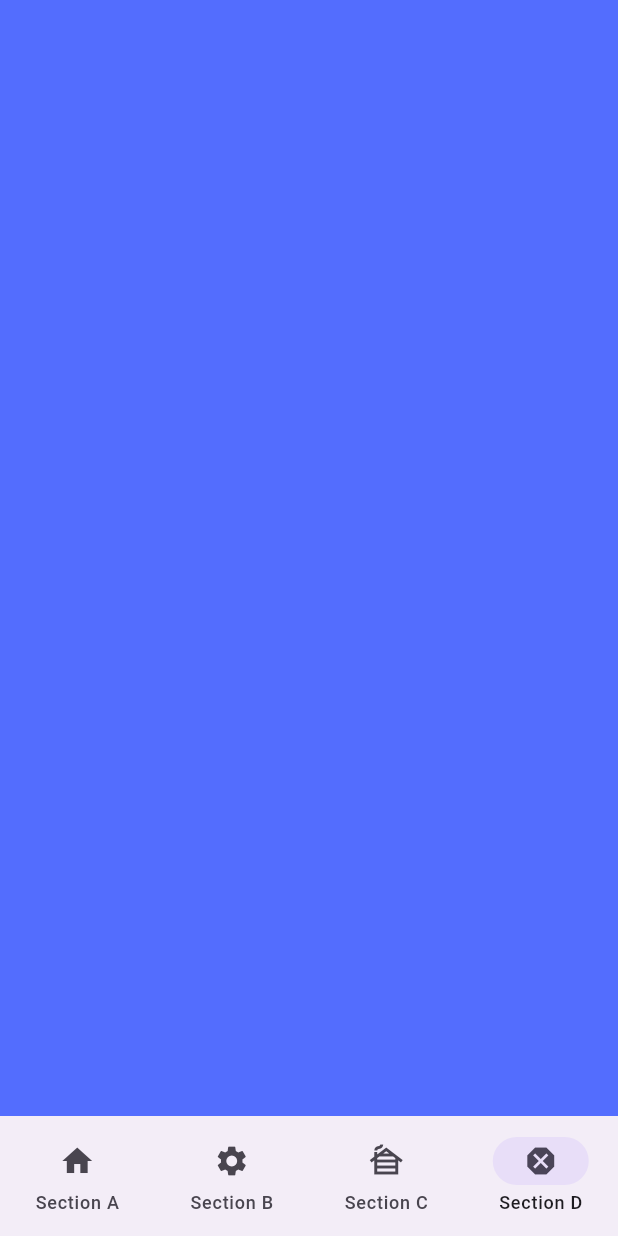
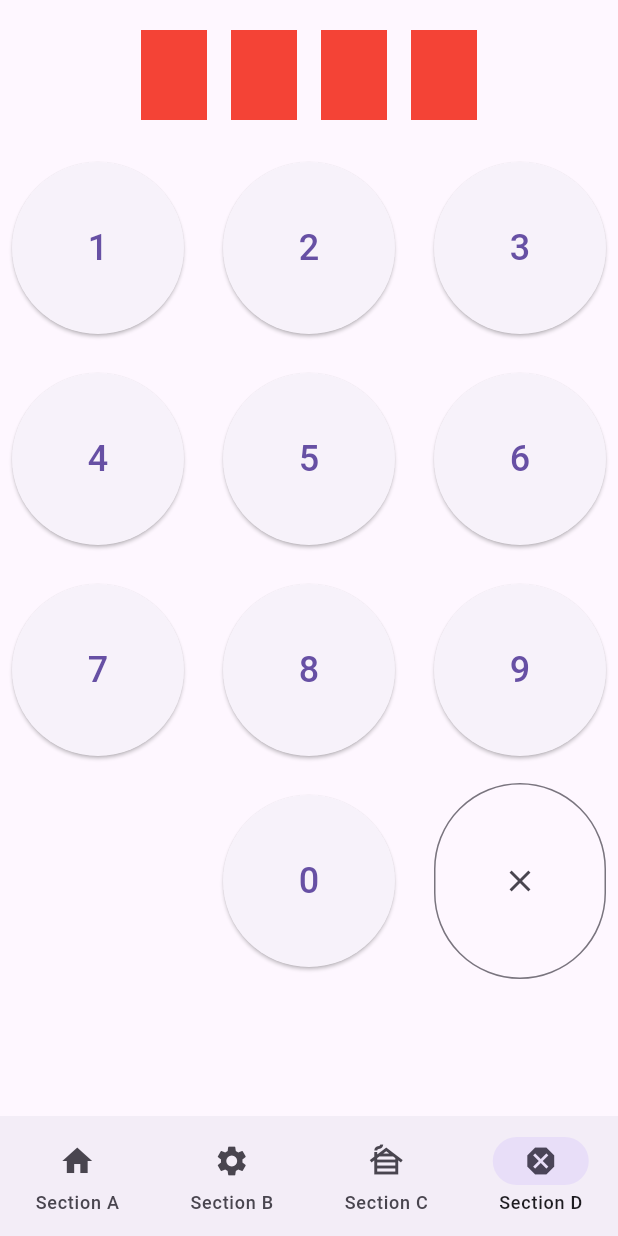
Before and after one commit to Ali-peu/kaspi_copy, a Flutter app: the screen it shows after launch, item 4 of the bottom bar chosen, on a phone screen of 412 x 824 dp. Run offline on Flutter 3.47's test engine with Material 3 defaults, Android fonts, the phone set to English and light mode, and no system bars; our stand-ins replace bloc, camera, equatable, flutter_bloc, flutter_secure_storage, go_router and 3 more.

Commit message:
local_pincode_main_func

```diff
--- a/lib/app/app.dart
+++ b/lib/app/app.dart
@@ -1,6 +1,9 @@
 import 'package:flutter/material.dart';
+import 'package:flutter_bloc/flutter_bloc.dart';
 import 'package:kaspi_copy/app/core/redux/app_redux.dart';
 import 'package:kaspi_copy/app/core/router.dart';
+import 'package:kaspi_copy/future/local_auth_screen/bloc/local_auth_bloc.dart';
+import 'package:kaspi_copy/future/local_auth_screen/repo/local_auth_repo.dart';
 import 'package:provider/provider.dart';
 import 'package:redux/redux.dart';
 
@@ -12,10 +15,17 @@ class App extends StatelessWidget {
   Widget build(BuildContext context) {
     return Provider(
       create: (context) => store,
-      child: MaterialApp.router(
-        routerConfig: router,
-        debugShowCheckedModeBanner: false,
-        theme: ThemeData.light(),
+      child: MultiProvider(
+        providers: [
+          BlocProvider(
+              create: (context) =>
+                  LocalAuthBloc(localAuthRepo: LocalAuthRepo()))
+        ],
+        child: MaterialApp.router(
+          routerConfig: router,
+          debugShowCheckedModeBanner: false,
+          theme: ThemeData.light(),
+        ),
       ),
     );
   }
--- /dev/null
+++ b/lib/app/core/secure_storage/app_secure_storage.dart
@@ -0,0 +1,30 @@
+import 'package:flutter_secure_storage/flutter_secure_storage.dart';
+
+abstract class AppSecureStorageValueKey{
+
+  static String appPincode = 'appPincode';
+}
+
+class AppSecureStorage {
+  // Единственный экземпляр
+  static final AppSecureStorage _instance = AppSecureStorage._internal();
+  final FlutterSecureStorage _storage = const FlutterSecureStorage();
+
+  factory AppSecureStorage() {
+    return _instance;
+  }
+
+  AppSecureStorage._internal();
+
+  Future<void> write({required String key,required String value}) async {
+    await _storage.write(key: key, value: value);
+  }
+
+  Future<String?> read(String key) async {
+    return await _storage.read(key: key);
+  }
+
+  Future<void> delete(String key) async {
+    await _storage.delete(key: key);
+  }
+}
--- /dev/null
+++ b/lib/future/local_auth_screen/bloc/local_auth_bloc.dart
@@ -0,0 +1,19 @@
+import 'package:bloc/bloc.dart';
+import 'package:equatable/equatable.dart';
+import 'package:kaspi_copy/future/local_auth_screen/repo/local_auth_repo.dart';
+import 'package:meta/meta.dart';
+
+part 'local_auth_event.dart';
+part 'local_auth_state.dart';
+
+class LocalAuthBloc extends Bloc<LocalAuthEvent, LocalAuthState> {
+  final LocalAuthRepo _localAuthRepo;
+  LocalAuthBloc({required LocalAuthRepo localAuthRepo})
+      : _localAuthRepo = localAuthRepo,
+        super(LocalAuthState(dateTime: DateTime.now())) {
+    on<EnterPassword>((event, emit) async {
+      final value = await _localAuthRepo.isAppPincodeRight(event.pincode);
+      emit(state.copyWith(isSuccess: value));
+    });
+  }
+}
--- /dev/null
+++ b/lib/future/local_auth_screen/bloc/local_auth_event.dart
@@ -0,0 +1,11 @@
+part of 'local_auth_bloc.dart';
+
+@immutable
+sealed class LocalAuthEvent {
+  const LocalAuthEvent();
+}
+
+class EnterPassword extends LocalAuthEvent {
+  final int pincode;
+  const EnterPassword({required this.pincode});
+}
--- /dev/null
+++ b/lib/future/local_auth_screen/bloc/local_auth_state.dart
@@ -0,0 +1,15 @@
+part of 'local_auth_bloc.dart';
+
+final class LocalAuthState extends Equatable {
+  final bool isSuccess;
+  final DateTime dateTime;
+
+  const LocalAuthState( {required this.dateTime,this.isSuccess = false});
+
+  LocalAuthState copyWith({bool? isSuccess}) {
+    return LocalAuthState(isSuccess: isSuccess ?? this.isSuccess,dateTime: DateTime.now());
+  }
+
+  @override
+  List<Object?> get props => [isSuccess,dateTime];
+}
--- /dev/null
+++ b/lib/future/local_auth_screen/ui/widgets/pincode_fields.dart
@@ -0,0 +1,142 @@
+import 'package:flutter/material.dart';
+import 'package:flutter_bloc/flutter_bloc.dart';
+import 'package:kaspi_copy/future/local_auth_screen/bloc/local_auth_bloc.dart';
+
+class PinCodeScreen extends StatefulWidget {
+  const PinCodeScreen({super.key});
+
+  @override
+  State<PinCodeScreen> createState() => _PinCodeScreenState();
+}
+
+class _PinCodeScreenState extends State<PinCodeScreen> {
+  final int pinLength = 10; // Длина PIN-кода
+  List<String?> _enteredPin = [];
+
+  int getValue(List<String?> list) {
+    String value = '';
+    for (var element in list) {
+      value = value + element!;
+    }
+
+    return int.tryParse(value) ?? 0;
+  }
+
+  // Функция для создания кнопок с цифрами
+  Container textCode(Widget child) {
+    return Container(
+      margin: const EdgeInsets.symmetric(horizontal: 8.0),
+      width: 60,
+      height: 60,
+      child: child,
+    );
+  }
+
+  ElevatedButton textButton(int index) {
+    return ElevatedButton(
+      onPressed: () {
+        setState(() {
+          if (_enteredPin.length <= 4) {
+            _enteredPin.add(index.toString());
+          }
+          if (_enteredPin.length == 4) {
+            context
+                .read<LocalAuthBloc>()
+                .add(EnterPassword(pincode: getValue(_enteredPin)));
+          }
+        });
+      },
+      style: ElevatedButton.styleFrom(
+        shape: const CircleBorder(),
+        padding: const EdgeInsets.all(16),
+      ),
+      child: Text(
+        index.toString(),
+        style: const TextStyle(fontSize: 24),
+      ),
+    );
+  }
+
+  @override
+  Widget build(BuildContext context) {
+    return BlocListener<LocalAuthBloc, LocalAuthState>(
+      listener: (context, state) {
+        if (state.isSuccess) {
+          ScaffoldMessenger.of(context)
+              .showSnackBar(const SnackBar(content: Text('Success')));
+        } else {
+          ScaffoldMessenger.of(context)
+              .showSnackBar(const SnackBar(content: Text('UNSuccess')));
+        }
+      },
+      child: BlocBuilder<LocalAuthBloc, LocalAuthState>(
+        builder: (context, state) {
+          return Scaffold(
+            body: Column(
+              mainAxisAlignment: MainAxisAlignment.start,
+              crossAxisAlignment: CrossAxisAlignment.start,
+              children: [
+                SizedBox(
+                  height: 100,
+                  child: Center(
+                    child: Row(
+                      mainAxisSize: MainAxisSize.min,
+                      mainAxisAlignment: MainAxisAlignment.center,
+                      children: List.generate(4, (index) {
+                        return _enteredPin.length > index
+                            ? textCode(textButton(
+                                int.parse(_enteredPin[index] ?? '0')))
+                            : SizedBox(
+                                width: 60,
+                                height: 60,
+                                child: textCode(
+                                    const ColoredBox(color: Colors.red)),
+                              ); // Если еще не введен PIN, оставляем пустое место
+                      }),
+                    ),
+                  ),
+                ),
+                Expanded(
+                  child: GridView.builder(
+                    itemCount:
+                        12, // 9 цифр + 1 пустая ячейка + 2 пустые ячейки для центрирования
+                    gridDelegate:
+                        const SliverGridDelegateWithFixedCrossAxisCount(
+                      crossAxisCount: 3, // 3 колонки
+                      crossAxisSpacing: 10, // Расстояние между элементами
+                      mainAxisSpacing: 10, // Расстояние между строками
+                      childAspectRatio:
+                          1, // Соотношение сторон (круглые кнопки)
+                    ),
+                    itemBuilder: (context, index) {
+                      // Центрирование кнопок
+                      if (index == 9) {
+                        return Container(); // Пустая ячейка (для центрирования)
+                      }
+
+                      if (index == 11) {
+                        return textCode(IconButton.outlined(
+                            onPressed: () {
+                              _enteredPin.clear();
+                              setState(() {});
+                            },
+                            icon: const Icon(Icons.clear_sharp)));
+                      }
+
+                      if (index == 10) {
+                        return textCode(textButton(0)); // Кнопка с цифрой 0
+                      }
+
+                      // Остальные кнопки с цифрами от 1 до 9
+                      return textCode(textButton(index + 1));
+                    },
+                  ),
+                ),
+              ],
+            ),
+          );
+        },
+      ),
+    );
+  }
+}
--- a/lib/future/service_screen/service_screen.dart
+++ b/lib/future/service_screen/service_screen.dart
@@ -1,12 +1,11 @@
 import 'package:flutter/material.dart';
+import 'package:kaspi_copy/future/local_auth_screen/ui/widgets/pincode_fields.dart';
 
 class ServiceScreen extends StatelessWidget {
   const ServiceScreen({super.key});
 
   @override
   Widget build(BuildContext context) {
-    return const ColoredBox(
-      color: Colors.indigoAccent,
-    );
+    return PinCodeScreen();
   }
 }
--- a/pubspec.yaml
+++ b/pubspec.yaml
@@ -17,6 +17,9 @@ dependencies:
   permission_handler: ^11.3.1
   local_auth: ^2.3.0
   flutter_secure_storage: ^9.2.2
+  flutter_bloc: ^8.1.6
+  bloc: ^8.1.4
+  equatable: ^2.0.5
 
 
 
@@ -24,6 +27,8 @@ dev_dependencies:
   flutter_test:
     sdk: flutter
   flutter_lints: ^4.0.0
+  meta: ^1.15.0
+
 
 
 flutter:
```
Also changed, not shown: lib/future/local_auth_screen/repo/local_auth_repo.dart (added, +103 -0 lines), lib/future/local_auth_screen/ui/local_auth_screen.dart (added), pubspec.lock, 5 other files.
